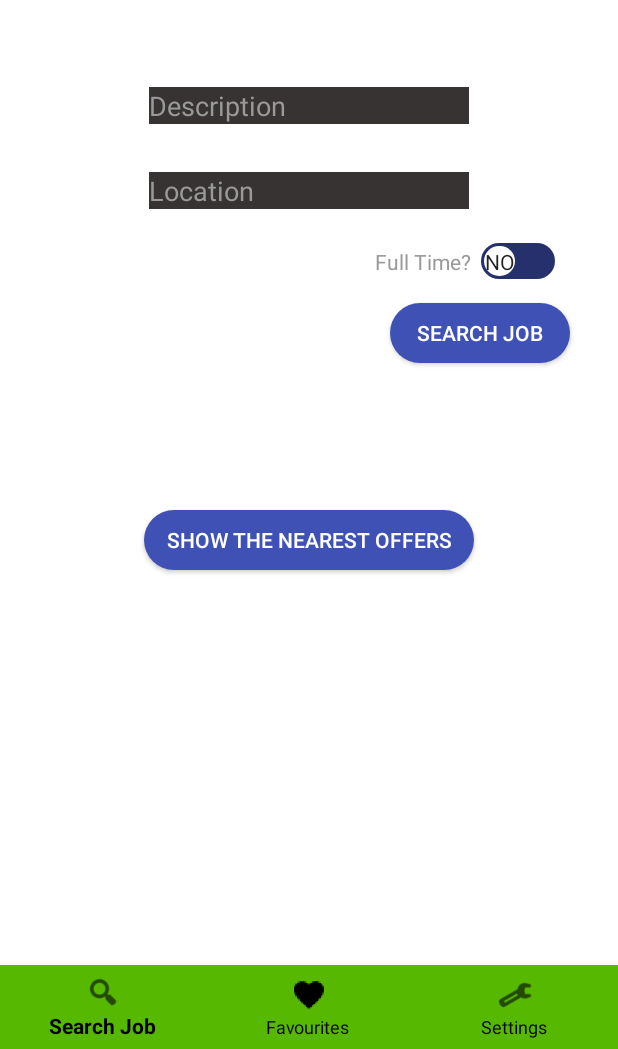
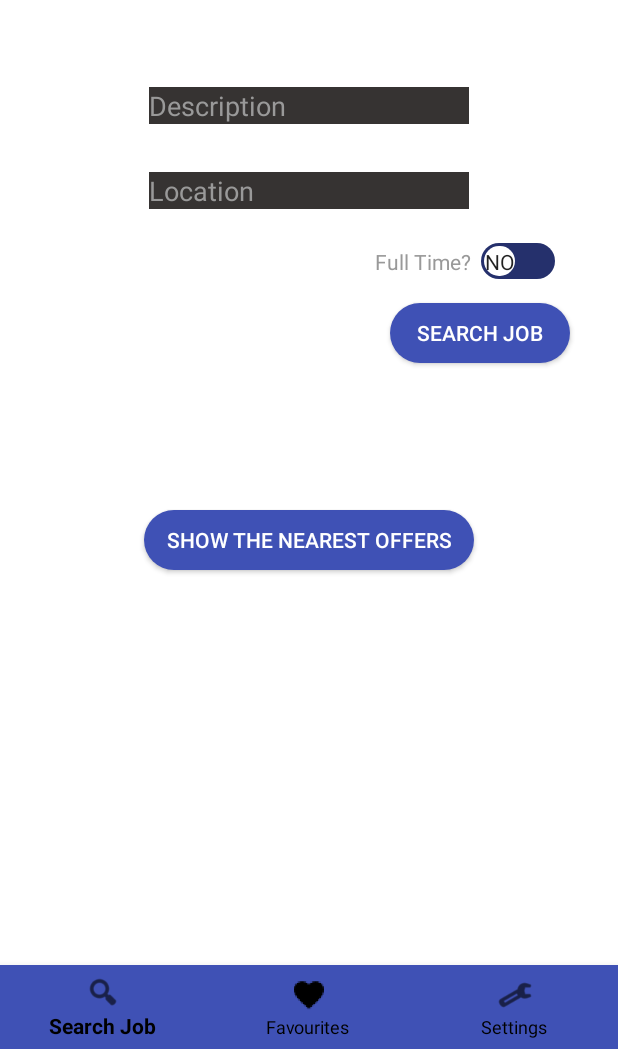
Before and after one commit to devduel/GitJobs, an Android app: the screen it shows after launch (RootActivity), on a phone screen of 412 x 824 dp, the part 187-1236 px from its top. Run offline under Robolectric (Android 15) with nearby library versions, the phone set to English and light mode, and no system bars.

Commit message:
Color changes in Light Mode.

```diff
--- a/app/src/main/res/values/colors.xml
+++ b/app/src/main/res/values/colors.xml
@@ -7,7 +7,7 @@
 
     <color name="colorWhite">#ffffff</color>
     <color name="colorBlack">#000000</color>
-    <color name="colorGreen">#56B900</color>
+    <color name="colorGreen">#3F51B5</color>
 
     <color name="colorDivider">#2FE897</color>
     <color name="colorBorder">#a7a4a4</color>
@@ -20,16 +20,16 @@
     <color name="blue1">#25306c</color>
     <color name="red">#F44336</color>
 
-    <color name="colorPrimaryLightMode">#56B900</color>
+    <color name="colorPrimaryLightMode">#3F51B5</color>
     <color name="colorPrimaryDarkMode">#252322</color>
 
-    <color name="colorBackgroundLightMode">#56B900</color>
+    <color name="colorBackgroundLightMode">#3F51B5</color>
     <color name="colorBackgroundDarkMode">#000000</color>
 
     <color name="colorBottomNavigationIconLightMode">#000000</color>
     <color name="colorBottomNavigationIconDarkMode">#ffffff</color>
 
-    <color name="colorBottomNavigationBackgroundLightMode">#56B900</color>
+    <color name="colorBottomNavigationBackgroundLightMode">#3F51B5</color>
     <color name="colorBottomNavigationBackgroundDarkMode">#252322</color>
 
     <color name="colorEditTextBackgroundLightMode">#ffffff</color>
@@ -38,7 +38,7 @@
     <color name="colorHintLightMode">#999999</color>
     <color name="colorHintDarkMode">#CDC9C7</color>
 
-    <color name="colorThumb">#56B900</color>
+    <color name="colorThumb">#3F51B5</color>
 
     <color name="colorTextLightMode">#000000</color>
     <color name="colorTextDarkMode">#ffffff</color>
```
